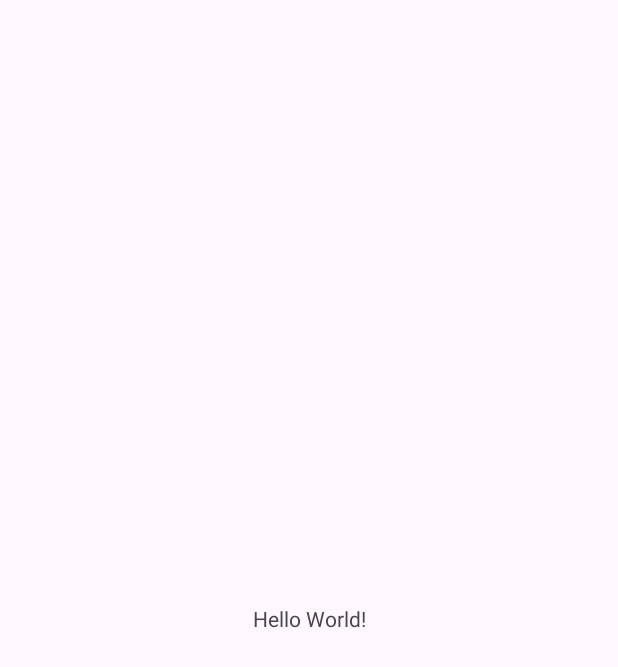
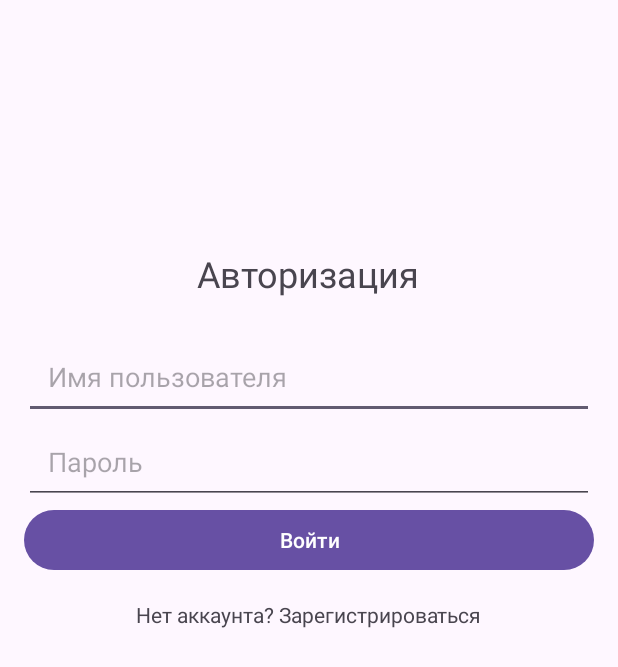
Before and after one commit to NastyaKuznet/FocusTime, an Android app: the screen it shows after launch (MainActivity), on a phone screen of 412 x 824 dp. Before the commit the part shown is almost empty. Shown: the top 667 px of the screen. Run offline under Robolectric (Android 15) with nearby library versions, the phone set to English and light mode, and no system bars.

Commit message:
authorization

```diff
--- a/app/build.gradle.kts
+++ b/app/build.gradle.kts
@@ -5,12 +5,12 @@ plugins {
 
 android {
     namespace = "com.example.focustime"
-    compileSdk = 34
+    compileSdk = 35
 
     defaultConfig {
         applicationId = "com.example.focustime"
         minSdk = 24
-        targetSdk = 34
+        targetSdk = 35
         versionCode = 1
         versionName = "1.0"
 
--- /dev/null
+++ b/app/src/main/java/com/example/focustime/AuthorizationFragment.kt
@@ -0,0 +1,22 @@
+package com.example.focustime
+
+import android.os.Bundle
+import android.view.LayoutInflater
+import android.view.View
+import android.view.ViewGroup
+import androidx.fragment.app.Fragment
+
+
+class AuthorizationFragment : Fragment() {
+
+    override fun onCreate(savedInstanceState: Bundle?) {
+        super.onCreate(savedInstanceState)
+    }
+
+    override fun onCreateView(
+        inflater: LayoutInflater, container: ViewGroup?,
+        savedInstanceState: Bundle?
+    ): View? {
+        return inflater.inflate(R.layout.fragment_authorization, container, false)
+    }
+}
--- a/app/src/main/java/com/example/focustime/MainActivity.kt
+++ b/app/src/main/java/com/example/focustime/MainActivity.kt
@@ -1,20 +1,33 @@
 package com.example.focustime
 
 import android.os.Bundle
-import androidx.activity.enableEdgeToEdge
+import android.view.View
 import androidx.appcompat.app.AppCompatActivity
-import androidx.core.view.ViewCompat
-import androidx.core.view.WindowInsetsCompat
+
 
 class MainActivity : AppCompatActivity() {
     override fun onCreate(savedInstanceState: Bundle?) {
         super.onCreate(savedInstanceState)
-        enableEdgeToEdge()
         setContentView(R.layout.activity_main)
-        ViewCompat.setOnApplyWindowInsetsListener(findViewById(R.id.main)) { v, insets ->
-            val systemBars = insets.getInsets(WindowInsetsCompat.Type.systemBars())
-            v.setPadding(systemBars.left, systemBars.top, systemBars.right, systemBars.bottom)
-            insets
+
+        if (savedInstanceState == null) {
+            supportFragmentManager.beginTransaction()
+                .replace(R.id.fragment_container, AuthorizationFragment())
+                .commit()
         }
     }
+
+    fun goToRegister(view: View) {
+        supportFragmentManager.beginTransaction()
+            .replace(R.id.fragment_container, RegistrationFragment())
+            .addToBackStack(null)
+            .commit()
+    }
+
+    fun goToLogin(view: View) {
+        supportFragmentManager.beginTransaction()
+            .replace(R.id.fragment_container, AuthorizationFragment())
+            .addToBackStack(null)
+            .commit()
+    }
 }
--- a/app/src/main/res/layout/activity_main.xml
+++ b/app/src/main/res/layout/activity_main.xml
@@ -7,13 +7,9 @@
     android:layout_height="match_parent"
     tools:context=".MainActivity">
 
-    <TextView
-        android:layout_width="wrap_content"
-        android:layout_height="wrap_content"
-        android:text="Hello World!"
-        app:layout_constraintBottom_toBottomOf="parent"
-        app:layout_constraintEnd_toEndOf="parent"
-        app:layout_constraintStart_toStartOf="parent"
-        app:layout_constraintTop_toTopOf="parent" />
+    <FrameLayout
+        android:id="@+id/fragment_container"
+        android:layout_width="match_parent"
+        android:layout_height="match_parent"/>
 
 </androidx.constraintlayout.widget.ConstraintLayout>
--- /dev/null
+++ b/app/src/main/res/layout/fragment_authorization.xml
@@ -0,0 +1,49 @@
+<?xml version="1.0" encoding="utf-8"?>
+<LinearLayout xmlns:android="http://schemas.android.com/apk/res/android"
+    xmlns:tools="http://schemas.android.com/tools"
+    android:layout_width="match_parent"
+    android:layout_height="match_parent"
+    android:orientation="vertical"
+    android:padding="16dp"
+    tools:context=".AuthorizationFragment">
+
+    <TextView
+        android:layout_width="wrap_content"
+        android:layout_height="wrap_content"
+        android:text="Авторизация"
+        android:layout_marginTop="150dp"
+        android:textSize="24sp"
+        android:layout_gravity="center"
+        android:paddingBottom="24dp"/>
+
+    <EditText
+        android:id="@+id/editTextEmail"
+        android:layout_width="match_parent"
+        android:layout_height="wrap_content"
+        android:hint="Имя пользователя"
+        android:padding="16dp"/>
+
+    <EditText
+        android:id="@+id/editTextPassword"
+        android:layout_width="match_parent"
+        android:layout_height="wrap_content"
+        android:hint="Пароль"
+        android:padding="16dp"
+        android:inputType="textPassword"/>
+
+    <Button
+        android:id="@+id/buttonLogin"
+        android:layout_width="match_parent"
+        android:layout_height="wrap_content"
+        android:text="Войти"/>
+
+    <TextView
+        android:layout_width="wrap_content"
+        android:layout_height="wrap_content"
+        android:text="Нет аккаунта? Зарегистрироваться"
+        android:layout_gravity="center"
+        android:paddingTop="16dp"
+        android:padding="16dp"
+        android:onClick="goToRegister"/>
+
+</LinearLayout>
--- a/app/src/main/res/values/strings.xml
+++ b/app/src/main/res/values/strings.xml
@@ -1,3 +1,5 @@
 <resources>
     <string name="app_name">FocusTime</string>
+    <!-- TODO: Remove or change this placeholder text -->
+    <string name="hello_blank_fragment">Hello blank fragment</string>
 </resources>
--- a/gradle/libs.versions.toml
+++ b/gradle/libs.versions.toml
@@ -1,5 +1,5 @@
 [versions]
-agp = "8.5.2"
+agp = "8.6.0"
 kotlin = "1.9.0"
 coreKtx = "1.15.0"
 junit = "4.13.2"
```
Also changed, not shown: app/src/main/java/com/example/focustime/RegistrationFragment.kt (added, +20 -0 lines), app/src/main/res/layout/fragment_registration.xml (added, +48 -0 lines).
